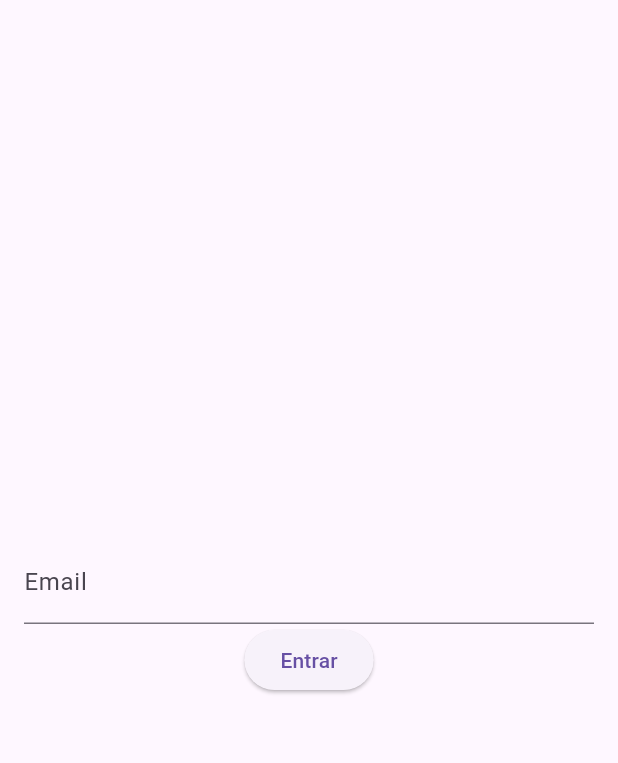
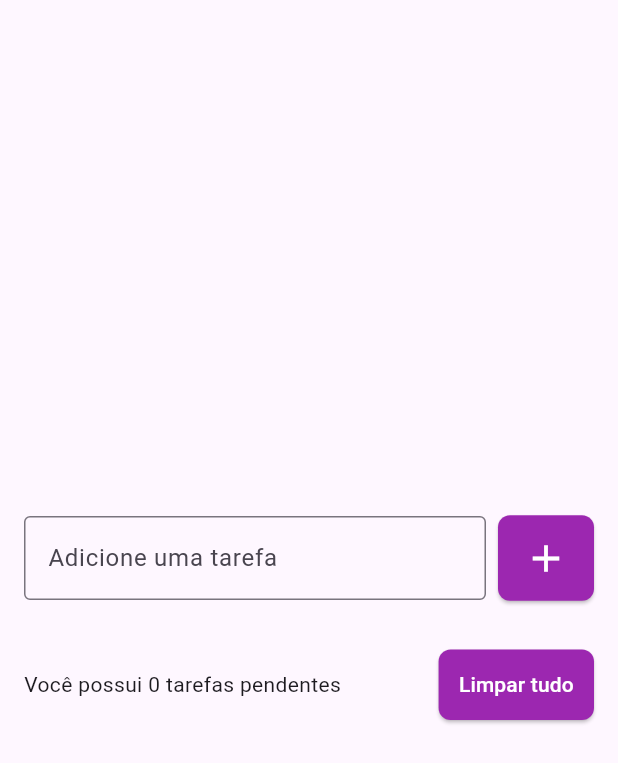
Before and after one commit to ericdiasblu/lista_de_tarefas_flutter, a Flutter app: the screen it shows after launch, on a phone screen of 412 x 824 dp. Shown: the top 763 px of the screen. Run offline on Flutter 3.47's test engine with Material 3 defaults, Android fonts, the light colour scheme and no system bars.

Commit message:
em processo

```diff
--- a/lib/pages/todo_list_page.dart
+++ b/lib/pages/todo_list_page.dart
@@ -1,35 +1,100 @@
 import 'package:flutter/material.dart';
+import 'package:lista_de_tarefas_curso/widgets/todo_list_item.dart';
 
-class TodoListPage extends StatelessWidget {
-  TodoListPage({super.key});
+class TodoListPage extends StatefulWidget {
+  const TodoListPage({super.key});
 
-  final TextEditingController emailController = TextEditingController();
+  @override
+  State<TodoListPage> createState() => _MyWidgetState();
+}
+
+class _MyWidgetState extends State<TodoListPage> {
+  final TextEditingController todoController = TextEditingController();
+
+  List<String> todos = [];
 
   @override
   Widget build(BuildContext context) {
     return Scaffold(
-      body: Center(
-        child: Padding(
+        body: Center(
+      child: Padding(
           padding: const EdgeInsets.all(16),
           child: Column(
             mainAxisSize: MainAxisSize.min,
             children: [
-               TextField(
-                controller: emailController,
-                decoration:  const InputDecoration(
-                  labelText: 'Email',
+              Row(
+                children: [
+                  Expanded(
+                    child: TextField(
+                      controller: todoController,
+                      decoration: const InputDecoration(
+                        border: OutlineInputBorder(),
+                        labelText: 'Adicione uma tarefa',
+                      ),
+                    ),
+                  ),
+                  const SizedBox(width: 8),
+                  ElevatedButton(
+                      onPressed: () {
+                        String text = todoController.text;
+                        setState(() {
+                          todos.add(text);
+                        });
+                        todoController.clear();
+                      },
+                      style: ElevatedButton.styleFrom(
+                          backgroundColor: Colors.purple,
+                          padding: EdgeInsets.all(13.5),
+                          shape: RoundedRectangleBorder(
+                            borderRadius: BorderRadius.circular(8),
+                          )),
+                      child: const Icon(
+                        Icons.add,
+                        size: 30,
+                        color: Colors.white,
+                      )),
+                ],
+              ),
+              const SizedBox(
+                height: 16,
+              ),
+              Flexible(
+                child: ListView(
+                  shrinkWrap: true,
+                  children: [
+                    for (String todo in todos) TodoListItem(),
+                  ],
                 ),
               ),
-              ElevatedButton(onPressed: login, child: const Text('Entrar'))
+              const SizedBox(
+                height: 16,
+              ),
+              Row(
+                children: [
+                  const Expanded(
+                    child: Text('Você possui 0 tarefas pendentes'),
+                  ),
+                  const SizedBox(
+                    width: 8,
+                  ),
+                  ElevatedButton(
+                      onPressed: () {},
+                      style: ElevatedButton.styleFrom(
+                          backgroundColor: Colors.purple,
+                          padding: const EdgeInsets.all(13.5),
+                          shape: RoundedRectangleBorder(
+                            borderRadius: BorderRadius.circular(8),
+                          )),
+                      child: const Text(
+                        'Limpar tudo',
+                        style: TextStyle(
+                          color: Colors.white,
+                        ),
+                      ))
+                ],
+              )
             ],
-          ),
-        ),
-      ),
-    );
-  }
-
-  void login() {
-    String text = emailController.text;
-    print(text);
+          )),
+    ));
   }
 }
```
Also changed, not shown: lib/widgets/todo_list_item.dart (added, +34 -0 lines).
